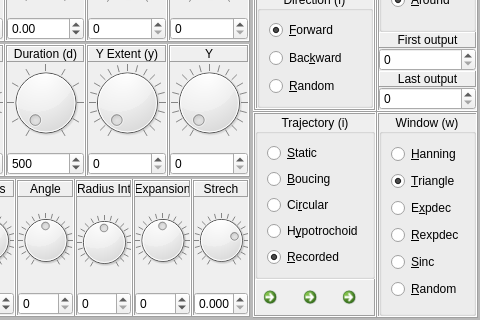
Old version of the form sources/interface/CloudDialog.ui in the repository linuxmao-org/Frontieres; both pictures show x 246 to 726 and y 125 to 445 of the 726 by 445 pixel window.
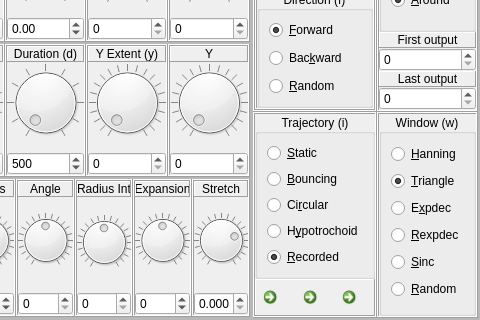
New version of the form. Icons and pictures are not drawn.

Patch:
```diff
--- a/sources/interface/CloudDialog.ui
+++ b/sources/interface/CloudDialog.ui
@@ -3927,7 +3927,7 @@
                      <enum>QFrame::Raised</enum>
                     </property>
                     <property name="text">
-                     <string>Strech</string>
+                     <string>Stretch</string>
                     </property>
                     <property name="alignment">
                      <set>Qt::AlignCenter</set>
@@ -4806,7 +4806,7 @@
                <item>
                 <widget class="QRadioButton" name="radioButton_Trajectory_Bouncing">
                  <property name="text">
-                  <string>&amp;Boucing</string>
+                  <string>&amp;Bouncing</string>
                  </property>
                 </widget>
                </item>
```
Left out of the diff: 10 changed lines with no effect on the pictures.
